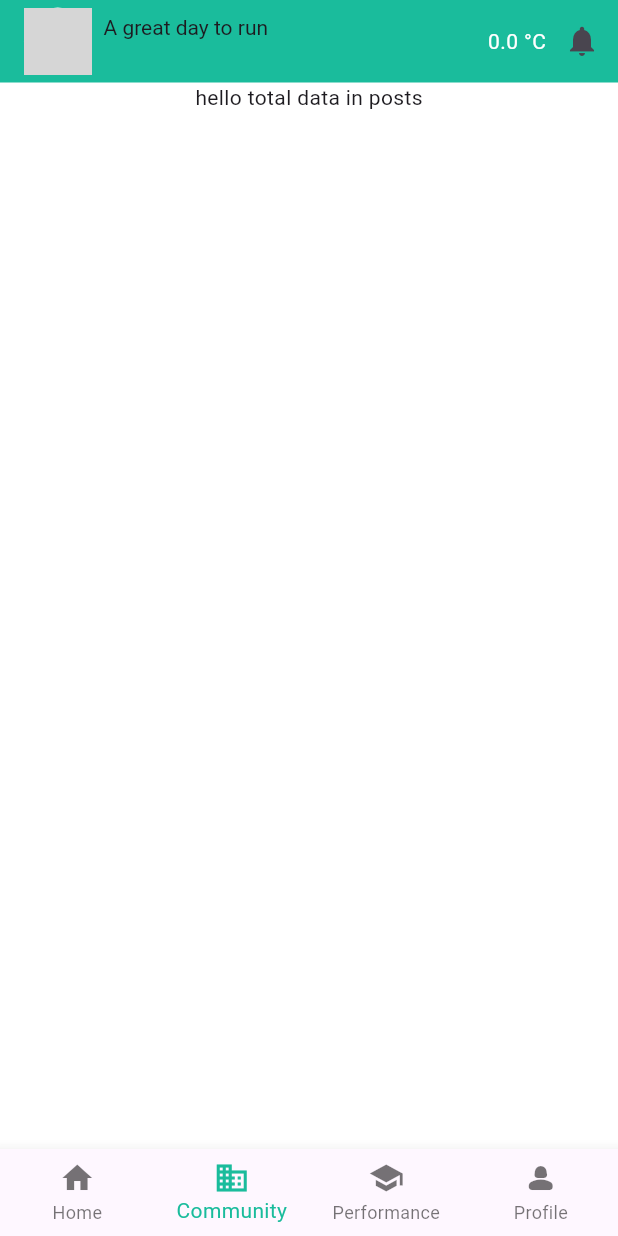
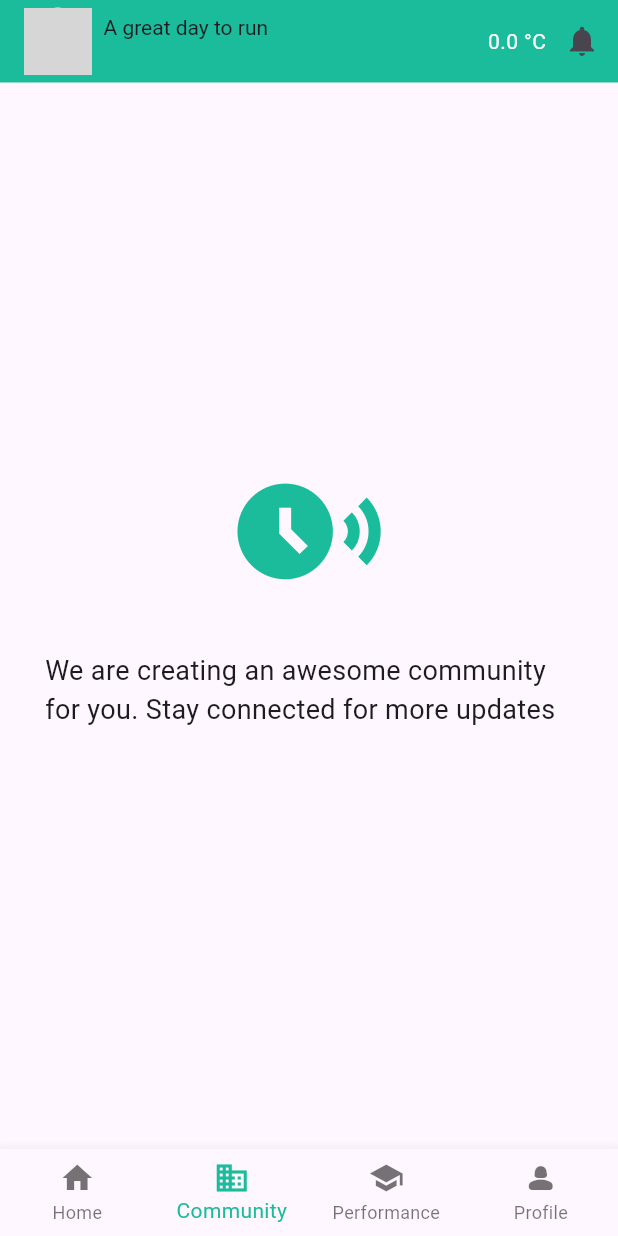
Before and after one commit to kj6560/univ_flutter_app, a Flutter app: the MyHome screen opened by its route, item 2 of the bottom bar chosen, after a tap on the "notifications" icon, on a phone screen of 412 x 824 dp. Run offline on Flutter 3.47's test engine with Material 3 defaults, Android fonts, the light colour scheme and no system bars; our stand-ins replace cached_network_image, carousel_slider, flutter_cache_manager, flutter_otp_text_field, geolocator, get and 4 more; accounts and stored records are empty; network calls fail; grey boxes are pictures that could not be loaded.

Commit message:
first release

```diff
--- a/lib/services/remote_services.dart
+++ b/lib/services/remote_services.dart
@@ -303,9 +303,9 @@ class RemoteServices {
             'Accept': 'application/json',
             'Authorization': 'Bearer $communityToken',
           },);
+      print(response.statusCode);
       if (response.statusCode == 200) {
-        var responseObj = jsonDecode(response.body);
-        return jsonEncode(responseObj['posts']);
+        return response.body;
       }
     } catch (e) {}
   }
--- a/lib/utility/values.dart
+++ b/lib/utility/values.dart
@@ -8,8 +8,8 @@ import 'dart:convert';
 import 'package:univ_app/models/user.dart';
 
 class Values {
-  static const String baseUrl =
-      "https://univsportatech.com"; //"http://192.168.1.3/univ/public";
+  static const String siteUrl  = "https://univsportatech.com";
+  static const String baseUrl = "https://univsportatech.com" ;
   static const String communityBaseUrl = "http://univsportatech.com:4000";
   static const String appName = "Univ";
   static const String sliderUrl = "$baseUrl/api/sliders";
--- a/lib/view/contents/Community.dart
+++ b/lib/view/contents/Community.dart
@@ -1,6 +1,5 @@
 import 'package:flutter/material.dart';
 import 'package:get/get.dart';
-import 'package:univ_app/controllers/communitycontroller.dart';
 import 'package:univ_app/controllers/slidercontroller.dart';
 import 'package:univ_app/controllers/eventcontroller.dart';
 
@@ -13,7 +12,6 @@ class _CommunityState extends State<Community>
     with SingleTickerProviderStateMixin {
   late AnimationController _animationController;
   late Animation<double> _animation;
-  CommunityController communityController = Get.put(CommunityController());
 
   @override
   void initState() {
@@ -21,7 +19,7 @@ class _CommunityState extends State<Community>
 
     _animationController = AnimationController(
       vsync: this,
-      duration: Duration(seconds: 2), // Change the duration as needed
+      duration: const Duration(seconds: 2), // Change the duration as needed
     );
 
     _animation = Tween<double>(
@@ -45,27 +43,32 @@ class _CommunityState extends State<Community>
 
   @override
   Widget build(BuildContext context) {
-    return GetBuilder<CommunityController>(builder: (logic) {
-      return  CustomScrollView(
-        slivers: [
-          SliverToBoxAdapter(
-            child: Center(child: Text("hello total data in posts")),
-          ),
-          SliverGrid(
-            gridDelegate: SliverGridDelegateWithFixedCrossAxisCount(
-              crossAxisCount: 2, // Number of columns
-              mainAxisSpacing: 8.0, // Spacing between rows
-              crossAxisSpacing: 8.0, // Spacing between columns
-            ),
-            delegate: SliverChildBuilderDelegate(
-                  (BuildContext context, int index) {
-                return Text("${logic.posts[index].postCaption}");
+    return Column(
+        mainAxisAlignment: MainAxisAlignment.center,
+        crossAxisAlignment: CrossAxisAlignment.center,
+        children: [
+          Center(
+            child: AnimatedBuilder(
+              animation: _animationController,
+              builder: (context, child) {
+                return Transform.scale(
+                  scale: _animation.value,
+                  child: const Icon(
+                    Icons.share_arrival_time,
+                    size: 100.0,
+                    color: Color.fromRGBO(26, 188, 156, 70),
+                  ),
+                );
               },
-              childCount: logic.posts.length,
             ),
           ),
-        ],
-      );
-    });
+          const Center(
+            child: Padding(
+              padding: EdgeInsets.all(30.0),
+              child: Text(
+                "We are creating an awesome community for you. Stay connected for more updates",style: TextStyle(fontSize: 18),),
+            ),
+          )
+        ]);
   }
 }
--- a/lib/view/contents/Home.dart
+++ b/lib/view/contents/Home.dart
@@ -34,13 +34,12 @@ class _HomeState extends State<Home> {
             child: const Center(
                 child:
                     CircularProgressIndicator())) // Show progress indicator when loading
-        : SingleChildScrollView(
-            child: Padding(
-            padding: const EdgeInsets.all(2.0),
-            child: Column(
-              children: <Widget>[
-                GetX<SliderController>(builder: (controller) {
-                  return CarouselSlider(
+        : CustomScrollView(
+            slivers: <Widget>[
+              GetX<SliderController>(
+                builder: (controller) {
+                  return SliverToBoxAdapter(
+                    child: CarouselSlider(
                       items: controller.sliders.map((slider) {
                         return Builder(
                           builder: (BuildContext context) {
@@ -50,10 +49,6 @@ class _HomeState extends State<Home> {
                                   const EdgeInsets.symmetric(horizontal: 1.0),
                               decoration:
                                   const BoxDecoration(color: Colors.white),
-                              // child: Image.network(
-                              //   '${Values.sliderImageUrl}/${slider.image}',
-                              //   fit: BoxFit.fill,
-                              // )
                               child: Padding(
                                 padding: const EdgeInsets.all(8.0),
                                 child: CachedNetworkImage(
@@ -61,14 +56,13 @@ class _HomeState extends State<Home> {
                                   fit: BoxFit.cover,
                                   imageUrl:
                                       '${Values.sliderImageUrl}/${slider.image}',
-                                  // URL of the image
                                   placeholder: (context, url) => const Center(
                                     child: CircularProgressIndicator(
-                                        strokeWidth: 3.0),
+                                      strokeWidth: 3.0,
                                     ),
-                                  // Placeholder widget
+                                  ),
                                   errorWidget: (context, url, error) =>
-                                      const Icon(Icons.error), // Error widget
+                                      const Icon(Icons.error),
                                 ),
                               ),
                             );
@@ -90,10 +84,14 @@ class _HomeState extends State<Home> {
                         enlargeCenterPage: true,
                         enlargeFactor: 0.2,
                         scrollDirection: Axis.horizontal,
-                      ));
-                }),
-                Padding(
-                  padding: const EdgeInsets.all(18.0),
+                      ),
+                    ),
+                  );
+                },
+              ),
+              SliverPadding(
+                padding: EdgeInsets.all(8.0),
+                sliver: SliverToBoxAdapter(
                   child: TextField(
                     controller: editingController,
                     decoration: const InputDecoration(
@@ -101,16 +99,19 @@ class _HomeState extends State<Home> {
                       hintText: "Search Events",
                       prefixIcon: Icon(Icons.search),
                       border: OutlineInputBorder(
-                            borderRadius:
-                                BorderRadius.all(Radius.circular(15.0)))),
+                        borderRadius: BorderRadius.all(Radius.circular(15.0)),
+                      ),
+                    ),
                     onChanged: (value) {
                       eventController
                           .filterEvents(editingController.text.toString());
                     },
                   ),
                 ),
-                Padding(
-                  padding: const EdgeInsets.all(8.0),
+              ),
+              SliverPadding(
+                padding: EdgeInsets.all(8.0),
+                sliver: SliverToBoxAdapter(
                   child: Container(
                     color: Colors.grey,
                     child: Row(
@@ -121,7 +122,8 @@ class _HomeState extends State<Home> {
                           style: TextStyle(
                             color: Colors.white,
                             fontSize: 16,
-                              fontWeight: FontWeight.bold),
+                            fontWeight: FontWeight.bold,
+                          ),
                         ),
                         Obx(() {
                           return Theme(
@@ -129,26 +131,28 @@ class _HomeState extends State<Home> {
                               canvasColor: Colors.grey,
                             ),
                             child: DropdownButton<Category>(
-                              items: categoryController.categories // <- Here
+                              items: categoryController.categories
                                   .map(
                                     (value) => DropdownMenuItem(
                                       value: value,
-                                      child: Text(value.name,
+                                      child: Text(
+                                        value.name,
                                         style: const TextStyle(
                                           color: Colors.white,
                                           fontSize: 14,
-                                              fontWeight: FontWeight.normal)),
+                                          fontWeight: FontWeight.normal,
+                                        ),
+                                      ),
                                     ),
                                   )
                                   .toList(),
                               onChanged: (selectdCategories) {
-                                setState(
-                                  () {
+                                setState(() {
                                   selectedCategory = selectdCategories;
-                                  },
+                                });
+                                eventController.filterEventsByCategory(
+                                  selectdCategories!.id.toString(),
                                 );
-                                eventController.filterEventsByCategory(
-                                    selectdCategories!.id.toString());
                               },
                               value: selectedCategory,
                               hint: const Text(
@@ -162,26 +166,30 @@ class _HomeState extends State<Home> {
                     ),
                   ),
                 ),
-                GetX<EventController>(builder: (controller) {
-                  return SizedBox(
-                    height: MediaQuery.of(context).size.height,
-                    child: Padding(
+              ),
+              GetX<EventController>(
+                builder: (controller) {
+                  return SliverList(
+                    delegate: SliverChildBuilderDelegate(
+                      (BuildContext ctxt, int index) {
+                        return Padding(
                           padding: const EdgeInsets.all(8.0),
-                      child: ListView.separated(
-                          scrollDirection: Axis.vertical,
-                          itemCount: controller.events.length,
-                          shrinkWrap: true,
-                          itemBuilder: (BuildContext ctxt, int index) {
-                            return InkWell(
+                          child: Column(
+                            children: [
+                              InkWell(
                                 onTap: () {
-                                Get.offAllNamed("/event_details", parameters: {
-                                  "event_id": "${controller.events[index].id}"
-                                });
+                                  Get.offAllNamed(
+                                    "/event_details",
+                                    parameters: {
+                                      "event_id":
+                                          "${controller.events[index].id}"
+                                    },
+                                  );
                                 },
                                 child: Row(
                                   children: [
                                     SizedBox(
-                                      height: 100,
+                                      height: 120,
                                       width:
                                           MediaQuery.of(context).size.width / 4,
                                       child: CachedNetworkImage(
@@ -190,49 +198,60 @@ class _HomeState extends State<Home> {
                                         fit: BoxFit.fill,
                                         imageUrl:
                                             '${Values.eventImageUrl}/${controller.events[index].eventImage}',
-                                        // URL of the image
                                         placeholder: (context, url) =>
                                             const Center(
                                           child: CircularProgressIndicator(
-                                              strokeWidth: 3.0),
+                                            strokeWidth: 3.0,
                                           ),
-                                        // Placeholder widget
+                                        ),
                                         errorWidget: (context, url, error) =>
-                                            const Icon(
-                                                Icons.error), // Error widget
-                                      )),
+                                            const Icon(Icons.error),
+                                      ),
+                                    ),
                                     Expanded(
                                       child: Padding(
-                                      padding: const EdgeInsets.all(8.0),
+                                        padding: const EdgeInsets.all(3.0),
                                         child: Column(
                                           children: [
                                             Padding(
-                                            padding: const EdgeInsets.all(2.0),
+                                              padding:
+                                                  const EdgeInsets.all(2.0),
                                               child: Text(
                                                 "${DateFormat('d MMM y').format(controller.events[index].eventDate)}",
-                                            style: TextStyle(color: Values.primaryColor,fontSize: 15,fontWeight: FontWeight.bold),
+                                                style: TextStyle(
+                                                  color: Values.primaryColor,
+                                                  fontSize: 15,
+                                                  fontWeight: FontWeight.bold,
+                                                ),
                                               ),
                                             ),
                                             Padding(
-                                            padding: const EdgeInsets.all(2.0),
+                                              padding:
+                                                  const EdgeInsets.all(2.0),
                                               child: Text(
-                                                "${controller.events[index].eventBio?.substring(0, 120)}..."),
+                                                "${controller.events[index].eventBio?.substring(0, 120)}...",
+                                              ),
                                             ),
                                             Padding(
-                                            padding: const EdgeInsets.only(left: 130,right: 8),
+                                              padding: const EdgeInsets.only(
+                                                left: 130,
+                                                right: 8,
+                                              ),
                                               child: Row(
                                                 children: [
                                                   ElevatedButton(
                                                     onPressed: () {
-                                                    registerForEvent(controller
-                                                        .events[index].id);
+                                                      registerForEvent(
+                                                        controller
+                                                            .events[index].id,
+                                                      );
                                                     },
                                                     child: Row(
                                                       children: [
                                                         Text('Register'),
                                                       ],
                                                     ),
-                                                )
+                                                  ),
                                                 ],
                                               ),
                                             ),
@@ -242,23 +261,23 @@ class _HomeState extends State<Home> {
                                     )
                                   ],
                                 ),
+                              ),
+                              Divider(
+                                height: 1,
+                                thickness: 1,
+                                color: Colors.grey,
+                              )
+                            ],
+                          ),
                         );
                       },
-                          separatorBuilder: (context, index) => Padding(
-                            padding: const EdgeInsets.only(left: 8.0,right: 8.0,top: 5.0, bottom: 5.0),
-                            child: Container(
-                              color: Colors.grey,
-                              child: const SizedBox(
-                                    height: 1,
-                                  ),
-                            ),
-                          )),
+                      childCount: controller.events.length,
                     ),
                   );
-                }),
+                },
+              ),
             ],
-            ),
-          ));
+          );
   }
 
   void registerForEvent(var event_id) async {
--- a/lib/view/pages/mycommunity.dart
+++ b/lib/view/pages/mycommunity.dart
@@ -1,10 +1,13 @@
 import 'package:flutter/material.dart';
+import 'package:flutter/services.dart';
 import 'package:get/get.dart';
 import 'package:univ_app/controllers/communitycontroller.dart';
 import 'package:univ_app/controllers/eventcontroller.dart';
 import 'package:univ_app/controllers/slidercontroller.dart';
 import 'package:univ_app/view/constantpages/bottomnavigationbar.dart';
+import 'package:univ_app/view/constantpages/communitybottomnavigationbar.dart';
 import 'package:univ_app/view/constantpages/myappbar.dart';
+import 'package:univ_app/view/constantpages/mycommunityappbar.dart';
 import 'package:univ_app/view/contents/Community.dart';
 
 class MyCommunity extends StatefulWidget {
@@ -15,15 +18,15 @@ class MyCommunity extends StatefulWidget {
 }
 
 class _MyCommunityState extends State<MyCommunity> {
-  SliderController sliderController = Get.put(SliderController());
-  EventController eventController = Get.put(EventController());
   TextEditingController editingController = TextEditingController();
 
   @override
   Widget build(BuildContext context) {
+    // SystemChrome.setSystemUIOverlayStyle(const SystemUiOverlayStyle(
+    //   statusBarColor: Colors.white, // Set the status bar color here
+    // ));
     return SafeArea(
       child: Scaffold(
-        backgroundColor: const Color(0xffffffff),
         appBar: PreferredSize(
           preferredSize: const Size.fromHeight(55), // Set this height
           child: MyAppBar(),
--- a/lib/view/pages/mylogin.dart
+++ b/lib/view/pages/mylogin.dart
@@ -34,9 +34,9 @@ class _MyLoginState extends State<MyLogin> {
         final prefs = await SharedPreferences.getInstance();
 
 
-        String communityToken = await loginToCommunity(email,password,prefs);
-        print(communityToken);
-        prefs.setString("communityToken", communityToken);
+        // String communityToken = await loginToCommunity(email,password,prefs);
+        // prefs.setString("communityToken", communityToken);
+
         var responseObject = json.decode(response.body);
 
         prefs.setString("token", responseObject['token']);
--- a/pubspec.yaml
+++ b/pubspec.yaml
@@ -64,6 +64,10 @@ dev_dependencies:
 
 # The following section is specific to Flutter packages.
 flutter:
+  fonts:
+    - family: Billions
+      fonts:
+        - asset: assets/fonts/custom_font.ttf
 
   # The following line ensures that the Material Icons font is
   # included with your application, so that you can use the icons in
```
Also changed, not shown: lib/models/post.dart (+48 -26 lines), lib/view/constantpages/communitybottomnavigationbar.dart (added, +95 -0 lines), lib/view/constantpages/mycommunityappbar.dart (added, +59 -0 lines), assets/fonts/custom_font.ttf (added), pubspec.lock. Lines whose indentation alone changed are shown as unchanged.
